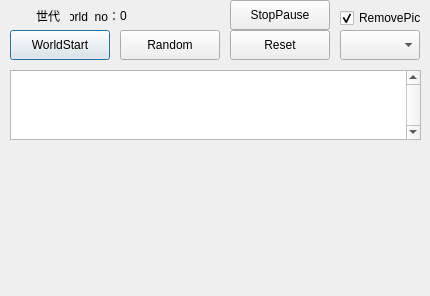
The window that GUI/pictbox.ui (simiyan/py_lifegame) describes before a commit, drawn with Qt 5.
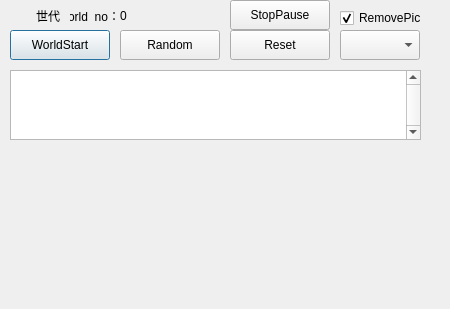
The same window after the commit.

What changed in the file:
```diff
--- a/GUI/pictbox.ui
+++ b/GUI/pictbox.ui
@@ -6,8 +6,8 @@
    <rect>
     <x>0</x>
     <y>0</y>
-    <width>430</width>
-    <height>296</height>
+    <width>450</width>
+    <height>309</height>
    </rect>
   </property>
   <property name="windowTitle">
```
